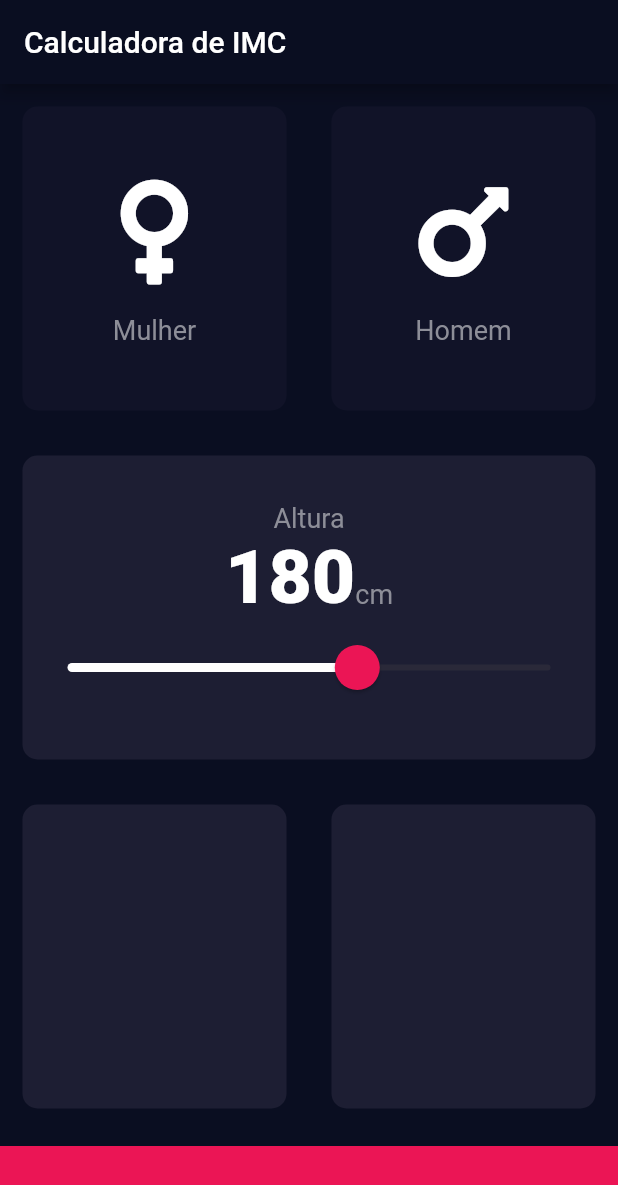
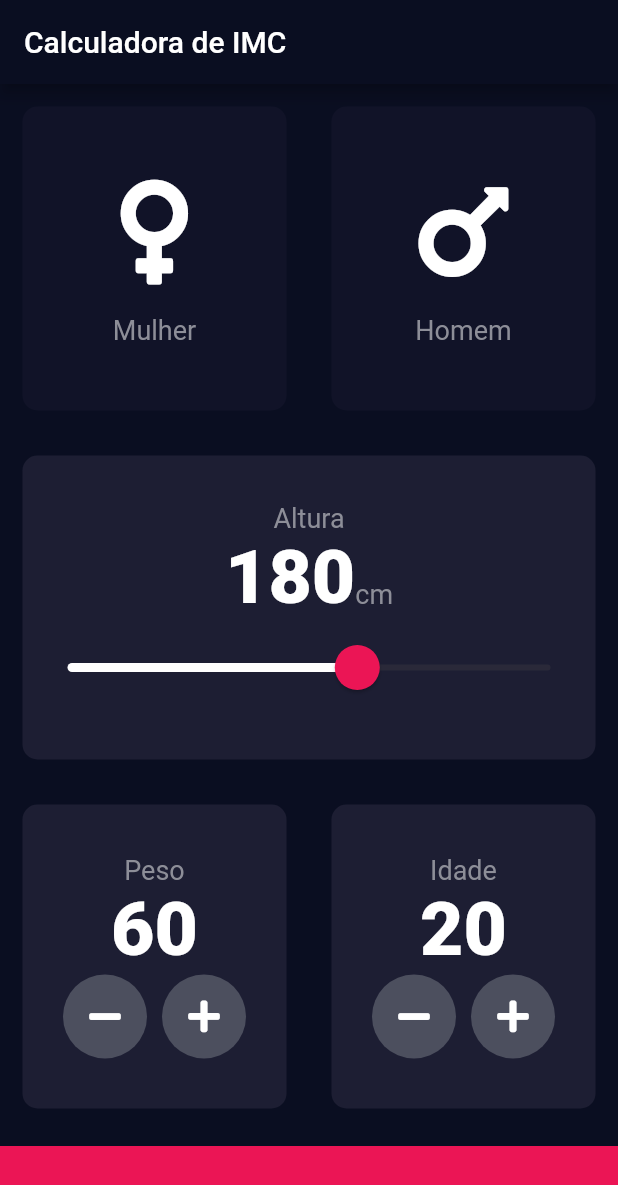
Before and after one commit to AndressaTancredi/BMI-Calculator, a Flutter app: the screen it shows after launch, on a phone screen of 412 x 824 dp. Shown: the top 1185 px of the screen. Run offline on Flutter 3.47's test engine with Material 2 defaults, Android fonts, the phone set to English and light mode, and no system bars; our stand-ins replace font_awesome_flutter.

Commit message:
create weigth and age cards

```diff
--- a/lib/input_page.dart
+++ b/lib/input_page.dart
@@ -17,6 +17,8 @@ class InputPage extends StatefulWidget {
 class _InputPageState extends State<InputPage> {
   Gender selectedGender;
   int height = 180;
+  int weight = 60;
+  int age = 20;
 
   @override
   Widget build(BuildContext context) {
@@ -113,10 +115,82 @@ class _InputPageState extends State<InputPage> {
               child: Row(
             children: [
               Expanded(
-                child: ReusableCard(color: kActiveCardColor),
+                child: ReusableCard(
+                  color: kActiveCardColor,
+                  cardChild: Column(
+                    mainAxisAlignment: MainAxisAlignment.center,
+                    children: [
+                      Text(
+                        'Peso',
+                        style: KLabelTextStyle,
+                      ),
+                      Text(
+                        weight.toString(),
+                        style: KNumberTextStyle,
+                      ),
+                      Row(
+                        mainAxisAlignment: MainAxisAlignment.center,
+                        children: [
+                          RoundIconButton(
+                              icon: FontAwesomeIcons.minus,
+                              onPressed: () {
+                                setState(() {
+                                  weight--;
+                                });
+                              }),
+                          SizedBox(width: 10),
+                          RoundIconButton(
+                              icon: FontAwesomeIcons.plus,
+                              onPressed: () {
+                                setState(() {
+                                  weight++;
+                                });
+                              }),
+                        ],
+                      ),
+                    ],
+                  ),
+                ),
               ),
               Expanded(
-                child: ReusableCard(color: kActiveCardColor),
+                child: ReusableCard(
+                  color: kActiveCardColor,
+                  cardChild: Column(
+                    mainAxisAlignment: MainAxisAlignment.center,
+                    children: [
+                      Text(
+                        'Idade',
+                        style: KLabelTextStyle,
+                      ),
+                      Text(
+                        age.toString(),
+                        style: KNumberTextStyle,
+                      ),
+                      Row(
+                        mainAxisAlignment: MainAxisAlignment.center,
+                        children: [
+                          RoundIconButton(
+                              icon: FontAwesomeIcons.minus,
+                              onPressed: () {
+                                setState(() {
+                                  age--;
+                                });
+                              }),
+                          SizedBox(
+                            width: 10.0,
+                          ),
+                          RoundIconButton(
+                              icon: FontAwesomeIcons.plus,
+                              onPressed: () {
+                                setState(() {
+                                  age++;
+                                });
+                              }),
+                        ],
+                      ),
+                    ],
+                  ),
+                ),
               ),
             ],
           )),
@@ -131,3 +205,23 @@ class _InputPageState extends State<InputPage> {
     );
   }
 }
+
+class RoundIconButton extends StatelessWidget {
+  RoundIconButton({@required this.icon, @required this.onPressed});
+
+  final IconData icon;
+  final Function onPressed;
+
+  @override
+  Widget build(BuildContext context) {
+    return RawMaterialButton(
+      child: Icon(icon),
+      onPressed: onPressed,
+      elevation: 0.0,
+      disabledElevation: 6.0,
+      constraints: BoxConstraints.tightFor(width: 56.0, height: 56.0),
+      shape: CircleBorder(),
+      fillColor: Color(0xFF4C4F5E),
+    );
+  }
+}
```
